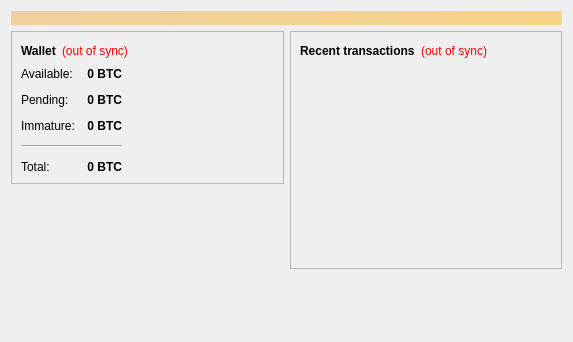
This is src/qt/forms/overviewpage.ui in cnote2017/C-Note-v2.1 as Qt 5 draws it before an edit. The edited form follows.
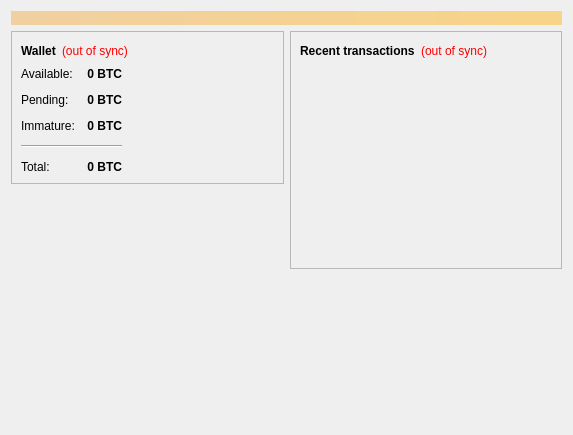
This is the edited form. Icons and pictures are not drawn.

What changed in the file:
```diff
--- a/src/qt/forms/overviewpage.ui
+++ b/src/qt/forms/overviewpage.ui
@@ -7,7 +7,7 @@
     <x>0</x>
     <y>0</y>
     <width>573</width>
-    <height>342</height>
+    <height>435</height>
    </rect>
   </property>
   <property name="windowTitle">
@@ -236,25 +236,6 @@
               </item>
              </layout>
             </item>
-          <item>
-           <widget class="QLabel" name="label_wallet_bgcoin">
-            <property name="text">
-             <string/>
-            </property>
-            <property name="pixmap">
-             <pixmap resource="../bitcoin.qrc">:/images/wallet_bgcoin</pixmap>
-            </property>
-            <property name="scaledContents">
-             <bool>false</bool>
-            </property>
-            <property name="alignment">
-             <set>Qt::AlignCenter</set>
-            </property>
-            <property name="margin">
-             <number>-2</number>
-            </property>
-           </widget>
-          </item>
             <item>
              <spacer name="horizontalSpacer_3">
               <property name="orientation">
@@ -274,10 +255,20 @@
         </widget>
        </item>
        <item>
-        <widget class="QLabel" name="label_2">
-         <property name="autoFillBackground">
-          <bool>false</bool>
+        <spacer name="verticalSpacer">
+         <property name="orientation">
+          <enum>Qt::Vertical</enum>
          </property>
+         <property name="sizeHint" stdset="0">
+          <size>
+           <width>20</width>
+           <height>40</height>
+          </size>
+         </property>
+        </spacer>
+       </item>
+       <item>
+        <widget class="QLabel" name="label_wallet_bgcoin">
          <property name="text">
           <string/>
          </property>
@@ -287,21 +278,14 @@
          <property name="scaledContents">
           <bool>false</bool>
          </property>
+         <property name="alignment">
+          <set>Qt::AlignCenter</set>
+         </property>
+         <property name="margin">
+          <number>-2</number>
+         </property>
         </widget>
        </item>
-       <item>
-        <spacer name="verticalSpacer">
-         <property name="orientation">
-          <enum>Qt::Vertical</enum>
-         </property>
-         <property name="sizeHint" stdset="0">
-          <size>
-           <width>20</width>
-           <height>40</height>
-          </size>
-         </property>
-        </spacer>
-       </item>
       </layout>
      </item>
      <item>
```
Left out of the diff: 6 changed lines with no effect on the pictures.
